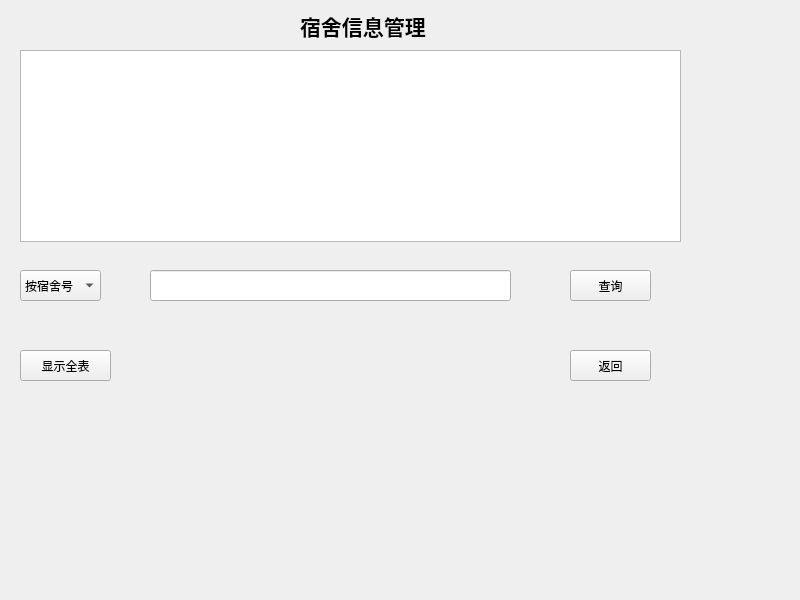
This is dormitory_info_admin.ui in yzyzhenlihai/CplusplusProject as Qt 5 draws it before an edit. The edited form follows.
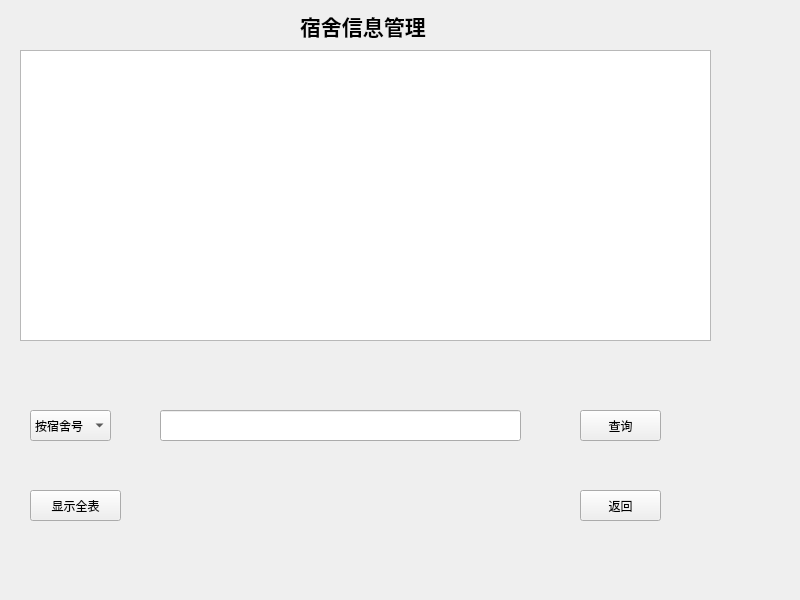
This is the edited form.

Patch:
```diff
--- a/dormitory_info_admin.ui
+++ b/dormitory_info_admin.ui
@@ -19,8 +19,8 @@
      <rect>
       <x>20</x>
       <y>50</y>
-      <width>661</width>
-      <height>192</height>
+      <width>691</width>
+      <height>291</height>
      </rect>
     </property>
    </widget>
@@ -46,8 +46,8 @@
    <widget class="QPushButton" name="ShowAllBtn">
     <property name="geometry">
      <rect>
-      <x>20</x>
-      <y>350</y>
+      <x>30</x>
+      <y>490</y>
       <width>91</width>
       <height>31</height>
      </rect>
@@ -59,8 +59,8 @@
    <widget class="QComboBox" name="QueryChoice">
     <property name="geometry">
      <rect>
-      <x>20</x>
-      <y>270</y>
+      <x>30</x>
+      <y>410</y>
       <width>81</width>
       <height>31</height>
      </rect>
@@ -74,8 +74,8 @@
    <widget class="QLineEdit" name="QueryEdit">
     <property name="geometry">
      <rect>
-      <x>150</x>
-      <y>270</y>
+      <x>160</x>
+      <y>410</y>
       <width>361</width>
       <height>31</height>
      </rect>
@@ -84,8 +84,8 @@
    <widget class="QPushButton" name="QueryBtn">
     <property name="geometry">
      <rect>
-      <x>570</x>
-      <y>270</y>
+      <x>580</x>
+      <y>410</y>
       <width>81</width>
       <height>31</height>
      </rect>
@@ -97,8 +97,8 @@
    <widget class="QPushButton" name="ReturnBtn">
     <property name="geometry">
      <rect>
-      <x>570</x>
-      <y>350</y>
+      <x>580</x>
+      <y>490</y>
       <width>81</width>
       <height>31</height>
      </rect>
```
